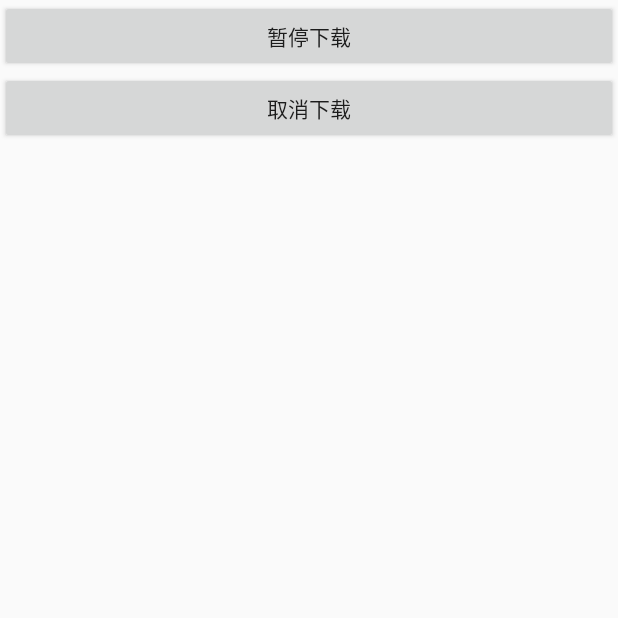
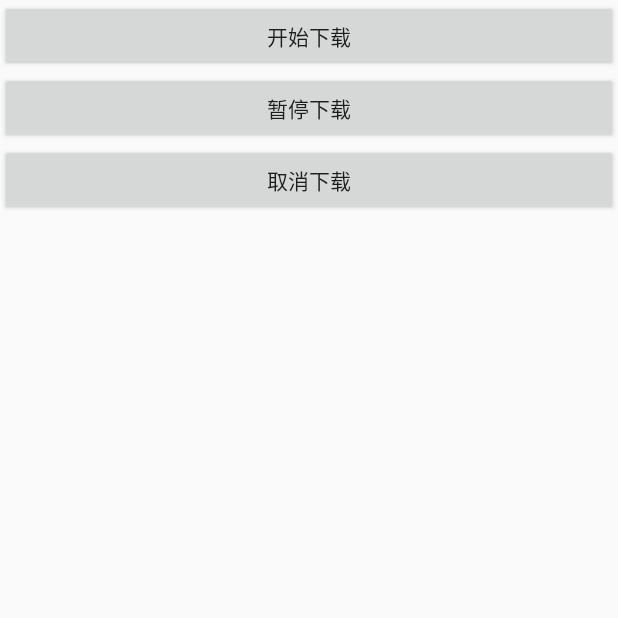
Before and after one commit to liuhuanGH/ServicePractice, an Android app: the screen it shows after launch (MainActivity), on a phone screen of 412 x 824 dp, the top half of it. Run offline under Robolectric (Android 15) with nearby library versions, the phone set to English and light mode, and no system bars.

Commit message:
注
Change-Id: Ie5b2b39fc8e3d122048b79d2c8822ce52a2aba6e

```diff
--- a/app/src/main/java/com/example/servicepractice/MainActivity.java
+++ b/app/src/main/java/com/example/servicepractice/MainActivity.java
@@ -57,11 +57,11 @@ public class MainActivity extends Activity implements View.OnClickListener{
     }
 
     private void initView() {
-//        startButton = new Button(this);
-//        startButton.setLayoutParams(new ViewGroup.LayoutParams(ViewGroup.LayoutParams.MATCH_PARENT, ViewGroup.LayoutParams.WRAP_CONTENT));
-//        startButton.setText("开始下载");
-//        startButton.setId(R.id.startDownload);
-//        linearLayout.addView(startButton);
+        startButton = new Button(this);
+        startButton.setLayoutParams(new ViewGroup.LayoutParams(ViewGroup.LayoutParams.MATCH_PARENT, ViewGroup.LayoutParams.WRAP_CONTENT));
+        startButton.setText("开始下载");
+        startButton.setId(R.id.startDownload);
+        linearLayout.addView(startButton);
 
         pauseButton = new Button(this);
         pauseButton.setLayoutParams(new ViewGroup.LayoutParams(ViewGroup.LayoutParams.MATCH_PARENT, ViewGroup.LayoutParams.WRAP_CONTENT));
```
